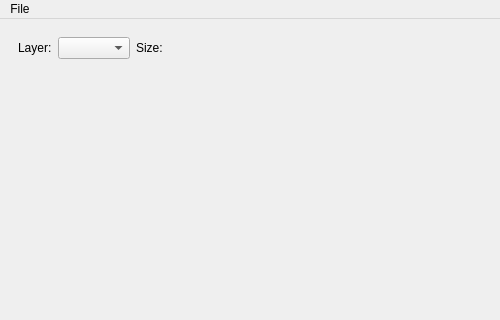
First picture: the form in mainwindow.ui, repository tmuxah/ImagePyramid, before the edit; both pictures show x 0 to 500 and y 0 to 320 of the 500 by 500 pixel window.
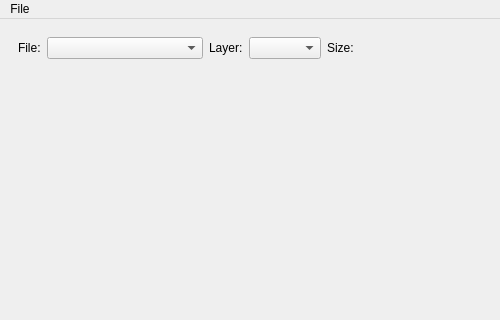
Second picture: the form after the edit.

```diff
--- a/mainwindow.ui
+++ b/mainwindow.ui
@@ -56,6 +56,29 @@
     <item row="0" column="0">
      <widget class="QWidget" name="horizontalPanel" native="true">
       <layout class="QHBoxLayout" name="horizontalLayout">
+       <item>
+        <widget class="QLabel" name="labelFile">
+         <property name="sizePolicy">
+          <sizepolicy hsizetype="Fixed" vsizetype="Preferred">
+           <horstretch>0</horstretch>
+           <verstretch>0</verstretch>
+          </sizepolicy>
+         </property>
+         <property name="text">
+          <string>File:</string>
+         </property>
+        </widget>
+       </item>
+       <item>
+        <widget class="QComboBox" name="comboBoxFile">
+         <property name="sizePolicy">
+          <sizepolicy hsizetype="Preferred" vsizetype="Preferred">
+           <horstretch>0</horstretch>
+           <verstretch>0</verstretch>
+          </sizepolicy>
+         </property>
+        </widget>
+       </item>
        <item>
         <widget class="QLabel" name="labelLayer">
          <property name="sizePolicy">
```
